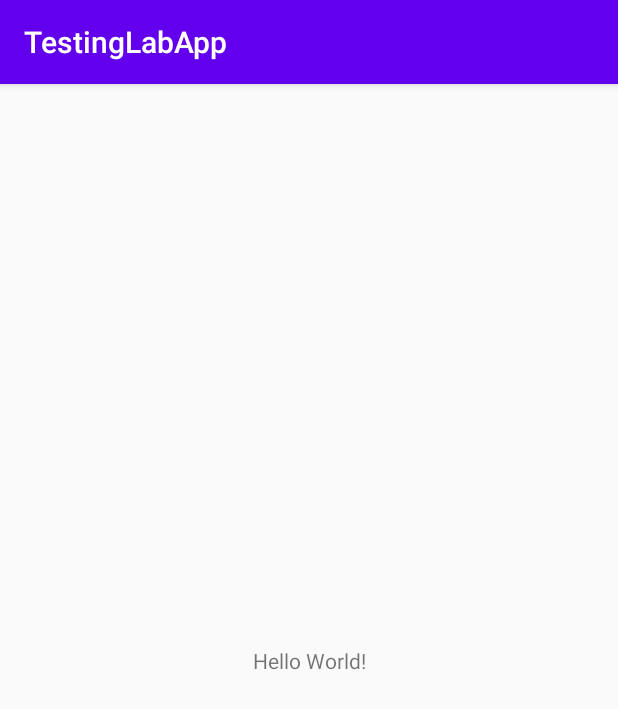
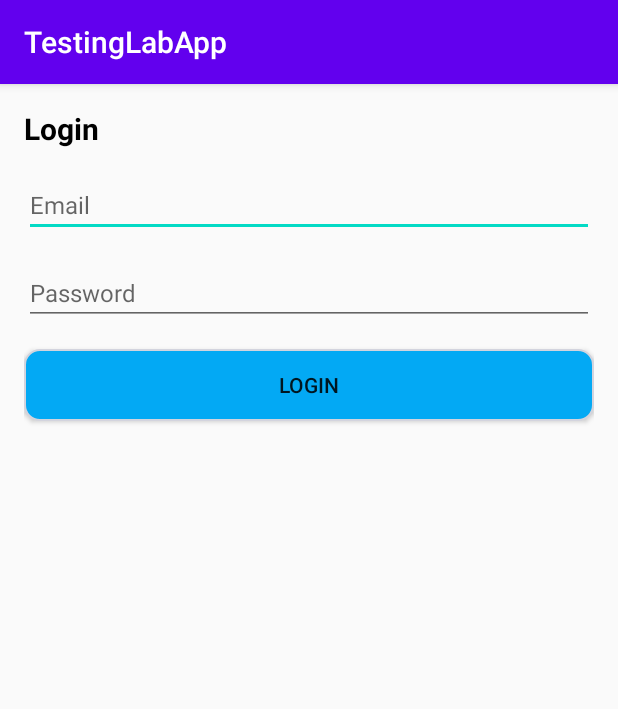
Before and after one commit to Balthair94/TestingLabApp, an Android app: the screen it shows after launch (MainActivity), on a phone screen of 412 x 824 dp. Shown: the top 709 px of the screen. Run offline under Robolectric (Android 15) with nearby library versions, the phone set to English and light mode, and no system bars.

Commit message:
Create login layout

```diff
--- /dev/null
+++ b/app/src/main/res/drawable/selector_button.xml
@@ -0,0 +1,17 @@
+<?xml version="1.0" encoding="utf-8"?>
+<selector xmlns:android="http://schemas.android.com/apk/res/android">
+    <item android:state_enabled="false">
+        <shape android:shape="rectangle">
+            <solid android:color="#C8CCE3" />
+            <corners android:radius="10dp" />
+            <stroke android:width="1dp" android:color="#D3D4DE" />
+        </shape>
+    </item>
+    <item>
+        <shape android:shape="rectangle">
+            <solid android:color="#03A9F4" />
+            <corners android:radius="10dp" />
+            <stroke android:width="1dp" android:color="#D3D4DE" />
+        </shape>
+    </item>
+</selector>
--- a/app/src/main/res/layout/activity_main.xml
+++ b/app/src/main/res/layout/activity_main.xml
@@ -4,15 +4,47 @@
     xmlns:tools="http://schemas.android.com/tools"
     android:layout_width="match_parent"
     android:layout_height="match_parent"
+    android:padding="16dp"
     tools:context=".MainActivity">
 
     <TextView
-        android:layout_width="wrap_content"
+        android:id="@+id/text_title"
+        android:layout_width="match_parent"
         android:layout_height="wrap_content"
-        android:text="Hello World!"
-        app:layout_constraintBottom_toBottomOf="parent"
-        app:layout_constraintLeft_toLeftOf="parent"
-        app:layout_constraintRight_toRightOf="parent"
+        android:text="@string/login_title"
+        android:textColor="@color/color_black"
+        android:textSize="20sp"
+        android:textStyle="bold"
+        app:layout_constraintStart_toStartOf="parent"
         app:layout_constraintTop_toTopOf="parent" />
 
+    <EditText
+        android:id="@+id/edit_text_email"
+        android:layout_width="match_parent"
+        android:layout_height="wrap_content"
+        android:layout_marginTop="16dp"
+        android:hint="@string/login_email_hint"
+        android:inputType="textEmailAddress"
+        android:textSize="16sp"
+        app:layout_constraintTop_toBottomOf="@+id/text_title" />
+
+    <EditText
+        android:id="@+id/edit_text_password"
+        android:layout_width="match_parent"
+        android:layout_height="wrap_content"
+        android:layout_marginTop="16dp"
+        android:hint="@string/login_password_hint"
+        android:inputType="textPassword"
+        android:textSize="16sp"
+        app:layout_constraintTop_toBottomOf="@+id/edit_text_email" />
+
+    <Button
+        android:id="@+id/button_login"
+        android:layout_width="match_parent"
+        android:layout_height="wrap_content"
+        android:layout_marginTop="16dp"
+        android:background="@drawable/selector_button"
+        android:text="@string/login_title"
+        app:layout_constraintTop_toBottomOf="@+id/edit_text_password" />
+
 </androidx.constraintlayout.widget.ConstraintLayout>
--- a/app/src/main/res/values/colors.xml
+++ b/app/src/main/res/values/colors.xml
@@ -3,4 +3,6 @@
     <color name="colorPrimary">#6200EE</color>
     <color name="colorPrimaryDark">#3700B3</color>
     <color name="colorAccent">#03DAC5</color>
+
+    <color name="color_black">#000000</color>
 </resources>
--- a/app/src/main/res/values/strings.xml
+++ b/app/src/main/res/values/strings.xml
@@ -1,3 +1,7 @@
 <resources>
     <string name="app_name">TestingLabApp</string>
+
+    <string name="login_title">Login</string>
+    <string name="login_email_hint">Email</string>
+    <string name="login_password_hint">Password</string>
 </resources>
```
